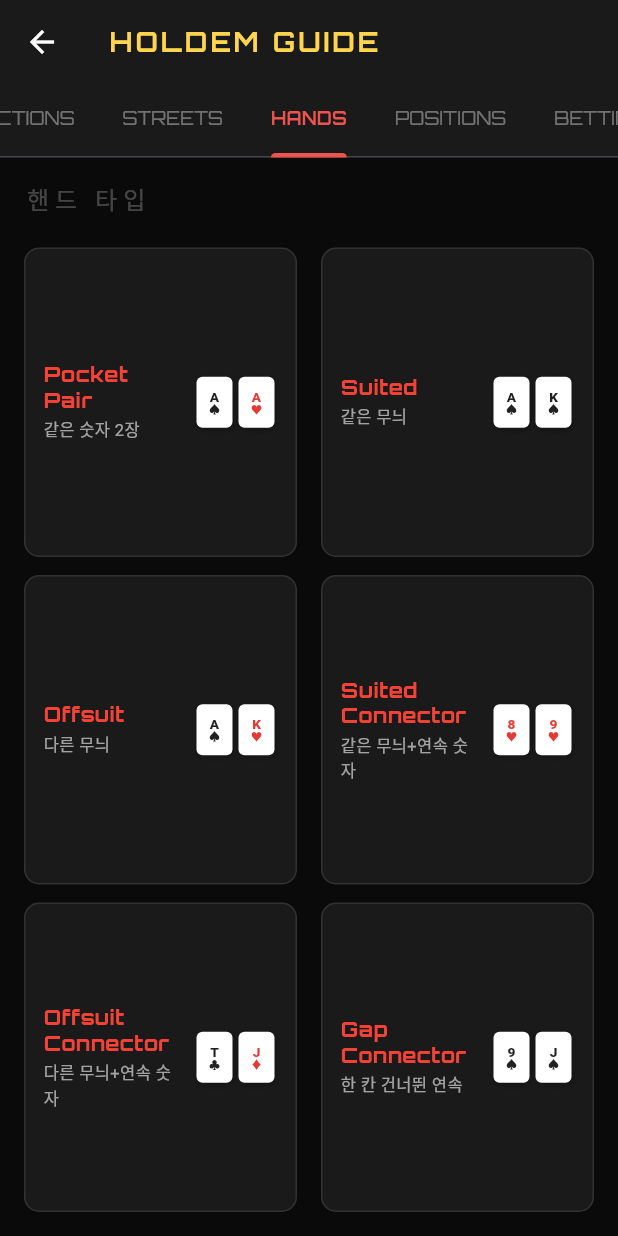
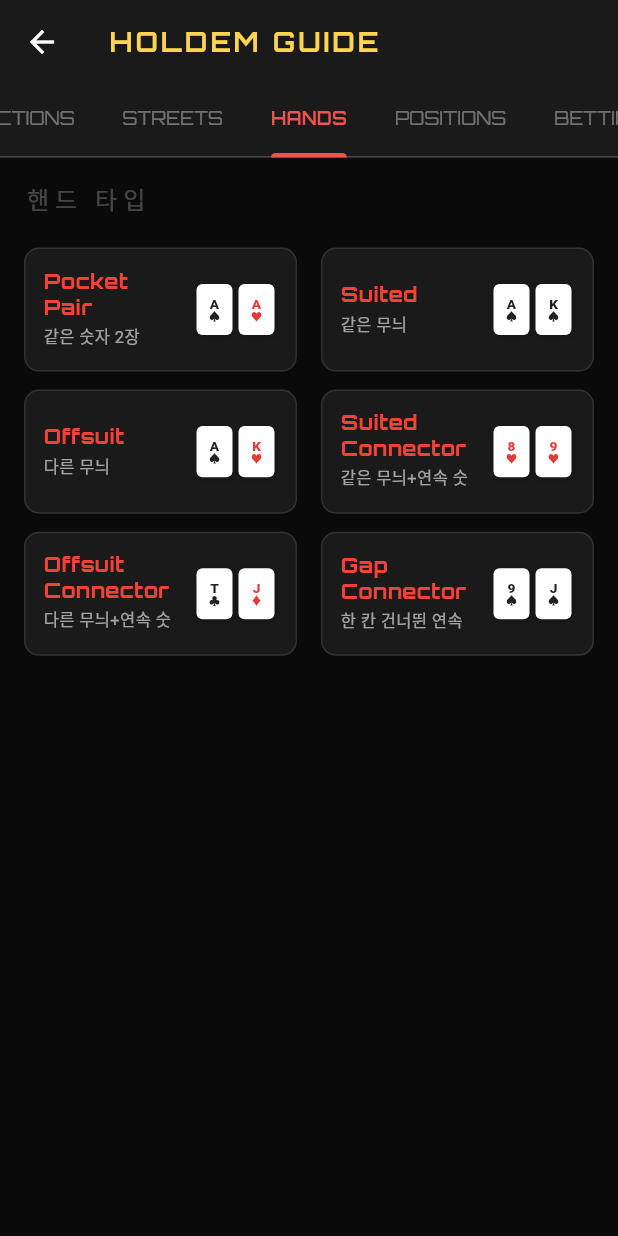
Before and after one commit to Blanche-jara/jara-holdem, a Flutter app: the HelpScreen screen opened directly, tab 4 chosen, on a phone screen of 412 x 824 dp. Run offline on Flutter 3.47's test engine with Material 3 defaults, Android fonts, the phone set to English and light mode, and no system bars; our stand-ins replace audioplayers, google_fonts, shared_preferences, web; accounts and stored records are empty.

Commit message:
오버플로우 변경 / 레이아웃 수정

```diff
--- a/lib/screens/help_screen.dart
+++ b/lib/screens/help_screen.dart
@@ -215,7 +215,7 @@ class HelpScreen extends StatelessWidget {
     });
   }
 
-  // ===== HANDS (2-column grid, no scroll) =====
+  // ===== HANDS =====
   Widget _buildHandsPage(BuildContext context) {
     final sw = MediaQuery.of(context).size.width;
     final termFs = (sw * 0.022).clamp(14.0, 28.0);
@@ -232,8 +232,6 @@ class HelpScreen extends StatelessWidget {
       ['Gap\nConnector', '한 칸 건너뛴 연속', '9', '♠', 'J', '♠'],
     ];
 
-    const rows = 3; // 6 items / 2 columns
-    const spacing = 12.0;
     return Padding(
       padding: const EdgeInsets.all(16),
       child: Column(
@@ -241,18 +239,12 @@ class HelpScreen extends StatelessWidget {
         children: [
           _subtitle('핸드 타입'),
           Expanded(
-            child: LayoutBuilder(
-              builder: (context, constraints) {
-                final availH = constraints.maxHeight;
-                final cellH = (availH - spacing * (rows - 1)) / rows;
-                final cellW = (constraints.maxWidth - 16) / 2;
-                return GridView.builder(
-                  physics: const NeverScrollableScrollPhysics(),
-                  gridDelegate: SliverGridDelegateWithFixedCrossAxisCount(
+            child: GridView.builder(
+              gridDelegate: const SliverGridDelegateWithFixedCrossAxisCount(
                 crossAxisCount: 2,
                 crossAxisSpacing: 16,
-                    mainAxisSpacing: spacing,
-                    childAspectRatio: cellW / cellH,
+                mainAxisSpacing: 12,
+                childAspectRatio: 2.2,
               ),
               itemCount: hands.length,
               itemBuilder: (context, i) {
@@ -273,7 +265,7 @@ class HelpScreen extends StatelessWidget {
                           children: [
                             Text(h[0], style: GoogleFonts.orbitron(color: Colors.red.shade500, fontSize: termFs, fontWeight: FontWeight.w800, height: 1.2)),
                             const SizedBox(height: 4),
-                                Text(h[1], style: TextStyle(color: Colors.white60, fontSize: descFs)),
+                            Flexible(child: Text(h[1], style: TextStyle(color: Colors.white60, fontSize: descFs), overflow: TextOverflow.ellipsis, maxLines: 2)),
                           ],
                         ),
                       ),
@@ -281,8 +273,6 @@ class HelpScreen extends StatelessWidget {
                       _CardRow([[h[2], h[3]], [h[4], h[5]]], cardWidth: cardW, cardHeight: cardH),
                     ],
                   ),
-                    );
-                  },
                 );
               },
             ),
@@ -625,7 +615,7 @@ class HelpScreen extends StatelessWidget {
     );
   }
 
-  // ===== RANKINGS (2-column grid, no scroll) =====
+  // ===== RANKINGS =====
   Widget _buildRankingsPage(BuildContext context) {
     final sw = MediaQuery.of(context).size.width;
     final termFs = (sw * 0.018).clamp(12.0, 24.0);
@@ -646,9 +636,6 @@ class HelpScreen extends StatelessWidget {
       ['Royal Flush', 'T-J-Q-K-A 같은 무늬', 'T', '♠', 'J', '♠', 'Q', '♠', 'K', '♠', 'A', '♠'],
     ];
 
-    const rows = 5; // 10 items / 2 columns
-    const spacing = 10.0;
-
     return Padding(
       padding: const EdgeInsets.all(16),
       child: Column(
@@ -656,18 +643,12 @@ class HelpScreen extends StatelessWidget {
         children: [
           _subtitle('족보 (약 → 강)'),
           Expanded(
-            child: LayoutBuilder(
-              builder: (context, constraints) {
-                final availH = constraints.maxHeight;
-                final cellH = (availH - spacing * (rows - 1)) / rows;
-                final cellW = (constraints.maxWidth - 16) / 2;
-                return GridView.builder(
-                  physics: const NeverScrollableScrollPhysics(),
-                  gridDelegate: SliverGridDelegateWithFixedCrossAxisCount(
+            child: GridView.builder(
+              gridDelegate: const SliverGridDelegateWithFixedCrossAxisCount(
                 crossAxisCount: 2,
                 crossAxisSpacing: 16,
-                    mainAxisSpacing: spacing,
-                    childAspectRatio: cellW / cellH,
+                mainAxisSpacing: 10,
+                childAspectRatio: 1.8,
               ),
               itemCount: ranks.length,
               itemBuilder: (context, i) {
@@ -693,19 +674,17 @@ class HelpScreen extends StatelessWidget {
                             '${i + 1}. ',
                             style: TextStyle(color: Colors.white24, fontSize: termFs, fontWeight: FontWeight.w600),
                           ),
-                              Expanded(
-                                child: Text(r[0], style: GoogleFonts.orbitron(color: Colors.red.shade500, fontSize: termFs, fontWeight: FontWeight.w800, height: 1.2)),
+                          Flexible(
+                            child: Text(r[0], style: GoogleFonts.orbitron(color: Colors.red.shade500, fontSize: termFs, fontWeight: FontWeight.w800, height: 1.2), overflow: TextOverflow.ellipsis),
                           ),
                         ],
                       ),
                       const SizedBox(height: 2),
-                          Text(r[1], style: TextStyle(color: Colors.white54, fontSize: descFs)),
+                      Text(r[1], style: TextStyle(color: Colors.white54, fontSize: descFs), overflow: TextOverflow.ellipsis),
                       const SizedBox(height: 6),
-                          _CardRow(cards, cardWidth: cardW, cardHeight: cardH),
+                      Flexible(child: _CardRow(cards, cardWidth: cardW, cardHeight: cardH)),
                     ],
                   ),
-                    );
-                  },
                 );
               },
             ),
--- a/lib/widgets/blind_info_display.dart
+++ b/lib/widgets/blind_info_display.dart
@@ -10,8 +10,9 @@ class BlindInfoDisplay extends StatelessWidget {
   Widget build(BuildContext context) {
     final provider = context.watch<TournamentProvider>();
     final screenWidth = MediaQuery.of(context).size.width;
-    final infoFontSize = (screenWidth * 0.07).clamp(28.0, 80.0);
-    final nextFontSize = (screenWidth * 0.03).clamp(14.0, 32.0);
+    final screenHeight = MediaQuery.of(context).size.height;
+    final infoFontSize = (screenWidth * 0.07).clamp(28.0, 80.0).clamp(28.0, screenHeight * 0.07);
+    final nextFontSize = (screenWidth * 0.03).clamp(14.0, 32.0).clamp(14.0, screenHeight * 0.03);
 
     return Column(
       mainAxisSize: MainAxisSize.min,
--- a/lib/widgets/countdown_display.dart
+++ b/lib/widgets/countdown_display.dart
@@ -9,7 +9,8 @@ class CountdownDisplay extends StatelessWidget {
   Widget build(BuildContext context) {
     final provider = context.watch<TournamentProvider>();
     final screenWidth = MediaQuery.of(context).size.width;
-    final timerFontSize = (screenWidth * 0.15).clamp(48.0, 180.0);
+    final screenHeight = MediaQuery.of(context).size.height;
+    final timerFontSize = (screenWidth * 0.15).clamp(48.0, 180.0).clamp(48.0, screenHeight * 0.18);
 
     if (provider.structure.levels.isEmpty) {
       return Text(
```
Also changed, not shown: lib/screens/timer_screen.dart (+10 -3 lines). Lines whose indentation alone changed are shown as unchanged.
